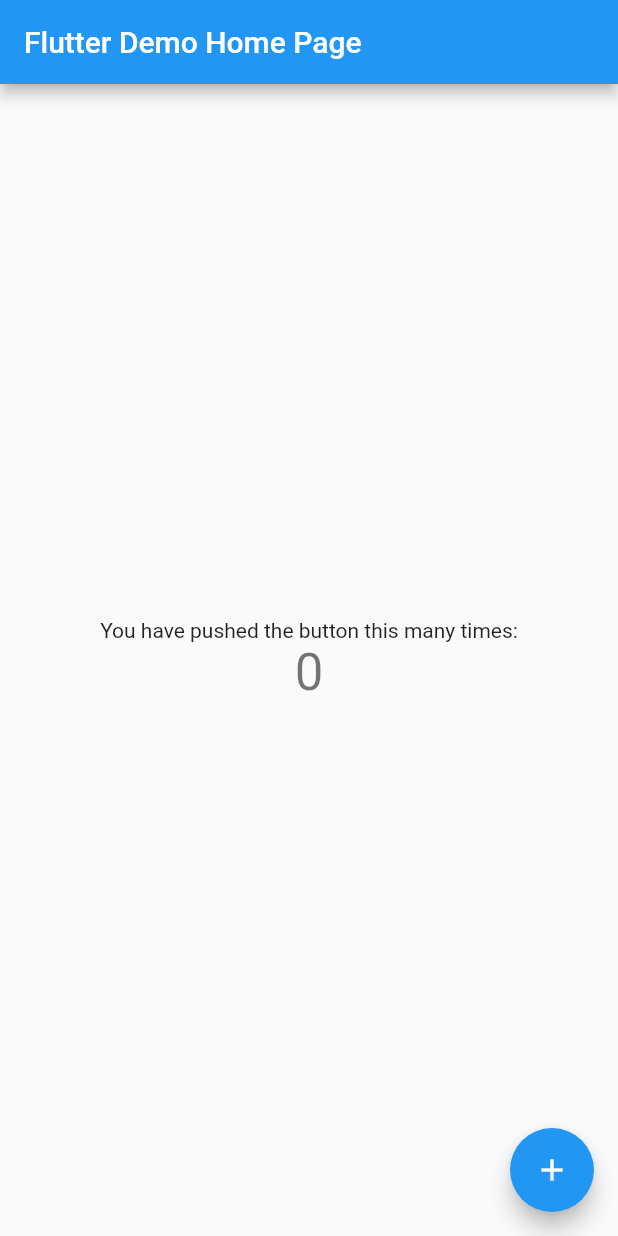
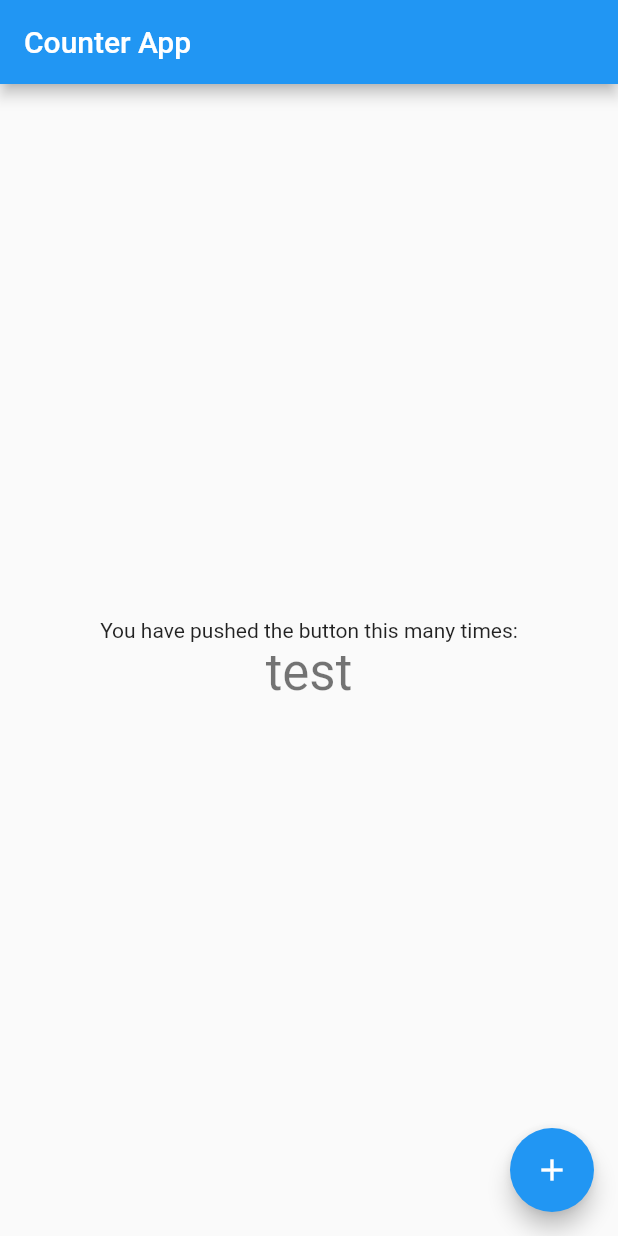
Before and after one commit to devtjandra/flutter-counter, a Flutter app: the screen it shows after launch, on a phone screen of 412 x 824 dp. Run offline on Flutter 3.47's test engine with Material 2 defaults, Android fonts, the phone set to English and light mode, and no system bars.

Commit message:
Created folder structure

```diff
--- /dev/null
+++ b/lib/features/home/ui/home.dart
@@ -0,0 +1,31 @@
+import 'package:flutter/material.dart';
+
+class Home extends StatelessWidget {
+  @override
+  Widget build(BuildContext context) {
+    return Scaffold(
+      appBar: AppBar(
+        title: Text("Counter App"),
+      ),
+      body: Center(
+        child: Column(
+          mainAxisAlignment: MainAxisAlignment.center,
+          children: <Widget>[
+            Text(
+              'You have pushed the button this many times:',
+            ),
+            Text(
+              'test',
+              style: Theme.of(context).textTheme.headline4,
+            ),
+          ],
+        ),
+      ),
+      floatingActionButton: FloatingActionButton(
+        onPressed: () => {},
+        tooltip: 'Increment',
+        child: Icon(Icons.add),
+      ),
+    );
+  }
+}
--- a/lib/main.dart
+++ b/lib/main.dart
@@ -1,3 +1,4 @@
+import 'package:counter/features/home/ui/home.dart';
 import 'package:flutter/material.dart';
 
 void main() {
@@ -11,107 +12,10 @@ class MyApp extends StatelessWidget {
     return MaterialApp(
       title: 'Flutter Demo',
       theme: ThemeData(
-        // This is the theme of your application.
-        //
-        // Try running your application with "flutter run". You'll see the
-        // application has a blue toolbar. Then, without quitting the app, try
-        // changing the primarySwatch below to Colors.green and then invoke
-        // "hot reload" (press "r" in the console where you ran "flutter run",
-        // or simply save your changes to "hot reload" in a Flutter IDE).
-        // Notice that the counter didn't reset back to zero; the application
-        // is not restarted.
         primarySwatch: Colors.blue,
-        // This makes the visual density adapt to the platform that you run
-        // the app on. For desktop platforms, the controls will be smaller and
-        // closer together (more dense) than on mobile platforms.
         visualDensity: VisualDensity.adaptivePlatformDensity,
       ),
-      home: MyHomePage(title: 'Flutter Demo Home Page'),
+      home: Home()
     );
   }
 }
-
-class MyHomePage extends StatefulWidget {
-  MyHomePage({Key key, this.title}) : super(key: key);
-
-  // This widget is the home page of your application. It is stateful, meaning
-  // that it has a State object (defined below) that contains fields that affect
-  // how it looks.
-
-  // This class is the configuration for the state. It holds the values (in this
-  // case the title) provided by the parent (in this case the App widget) and
-  // used by the build method of the State. Fields in a Widget subclass are
-  // always marked "final".
-
-  final String title;
-
-  @override
-  _MyHomePageState createState() => _MyHomePageState();
-}
-
-class _MyHomePageState extends State<MyHomePage> {
-  int _counter = 0;
-
-  void _incrementCounter() {
-    setState(() {
-      // This call to setState tells the Flutter framework that something has
-      // changed in this State, which causes it to rerun the build method below
-      // so that the display can reflect the updated values. If we changed
-      // _counter without calling setState(), then the build method would not be
-      // called again, and so nothing would appear to happen.
-      _counter++;
-    });
-  }
-
-  @override
-  Widget build(BuildContext context) {
-    // This method is rerun every time setState is called, for instance as done
-    // by the _incrementCounter method above.
-    //
-    // The Flutter framework has been optimized to make rerunning build methods
-    // fast, so that you can just rebuild anything that needs updating rather
-    // than having to individually change instances of widgets.
-    return Scaffold(
-      appBar: AppBar(
-        // Here we take the value from the MyHomePage object that was created by
-        // the App.build method, and use it to set our appbar title.
-        title: Text(widget.title),
-      ),
-      body: Center(
-        // Center is a layout widget. It takes a single child and positions it
-        // in the middle of the parent.
-        child: Column(
-          // Column is also a layout widget. It takes a list of children and
-          // arranges them vertically. By default, it sizes itself to fit its
-          // children horizontally, and tries to be as tall as its parent.
-          //
-          // Invoke "debug painting" (press "p" in the console, choose the
-          // "Toggle Debug Paint" action from the Flutter Inspector in Android
-          // Studio, or the "Toggle Debug Paint" command in Visual Studio Code)
-          // to see the wireframe for each widget.
-          //
-          // Column has various properties to control how it sizes itself and
-          // how it positions its children. Here we use mainAxisAlignment to
-          // center the children vertically; the main axis here is the vertical
-          // axis because Columns are vertical (the cross axis would be
-          // horizontal).
-          mainAxisAlignment: MainAxisAlignment.center,
-          children: <Widget>[
-            Text(
-              'You have pushed the button this many times:',
-            ),
-            Text(
-              '$_counter',
-              style: Theme.of(context).textTheme.headline4,
-            ),
-          ],
-        ),
-      ),
-      floatingActionButton: FloatingActionButton(
-        onPressed: _incrementCounter,
-        tooltip: 'Increment',
-        child: Icon(Icons.add),
-      ), // This trailing comma makes auto-formatting nicer for build methods.
-    );
-  }
-}
--- /dev/null
+++ b/lib/models/counter.dart
@@ -0,0 +1,8 @@
+import 'package:flutter/material.dart';
+
+class Counter {
+  final String title;
+  final int count;
+
+  Counter(this.title, @required this.count);
+}
```
Also changed, not shown: lib/features/home/bloc/home_bloc.dart (added), lib/main_bloc.dart (added), 1 other file.
